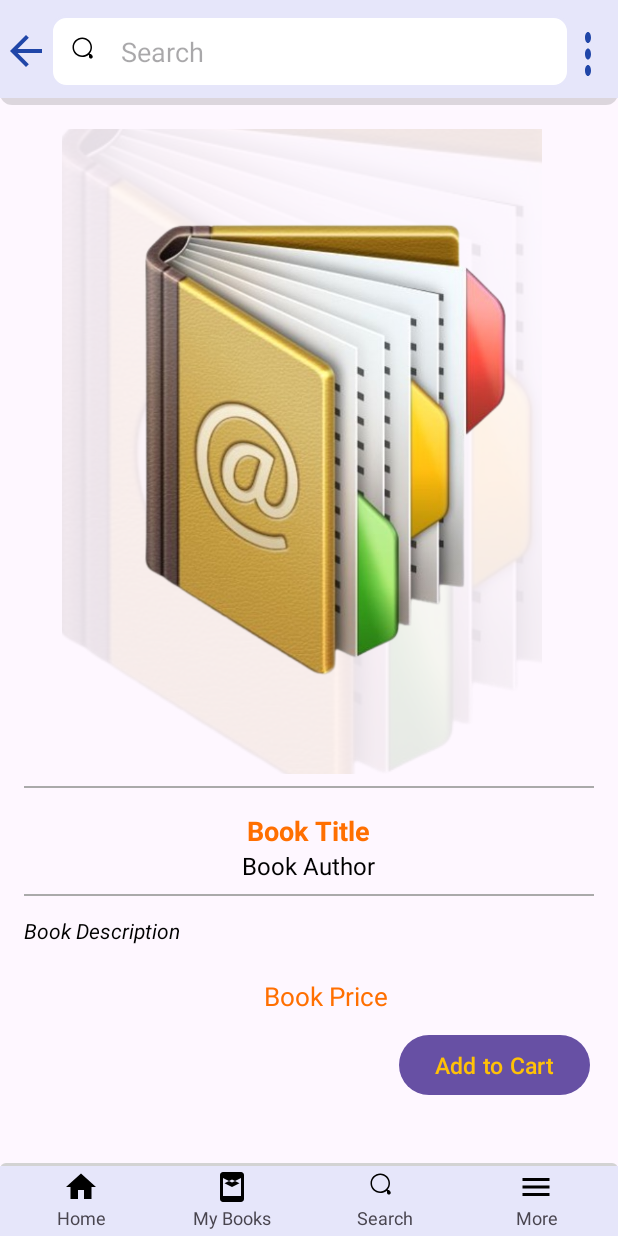
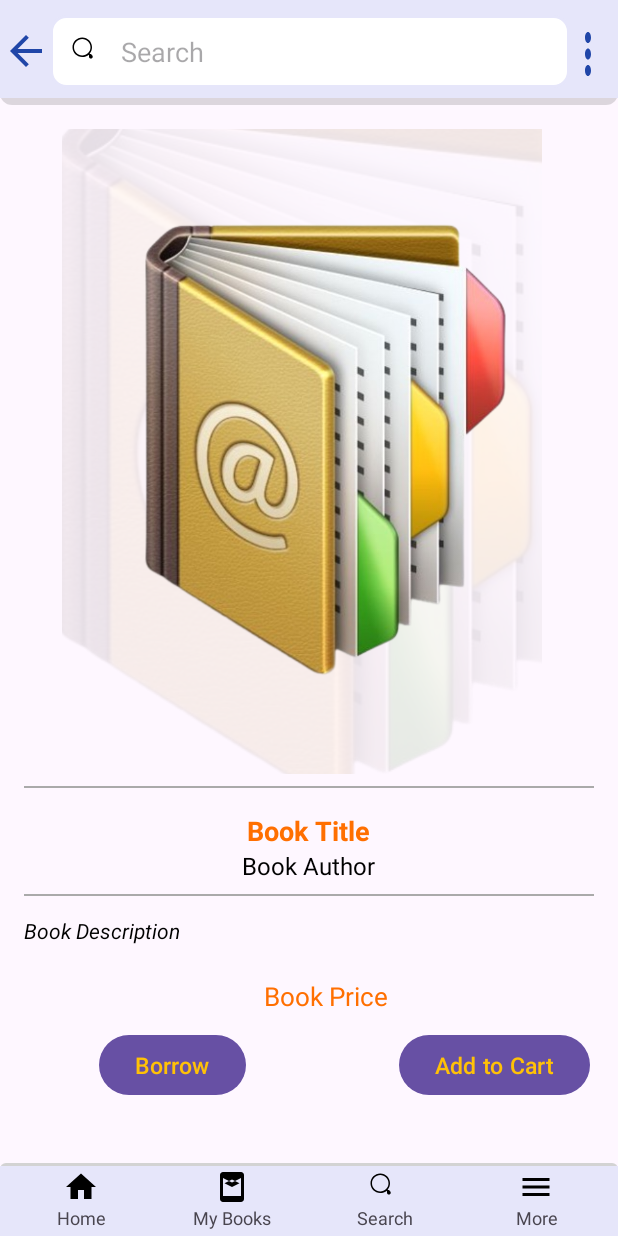
Before and after one commit to Cyprians-Mwanza/BookWorld, an Android app: the BookDetails screen opened directly, with no data from a screen before it, on a phone screen of 412 x 824 dp. Run offline under Robolectric (Android 15) with nearby library versions, the phone set to English and light mode, and no system bars; our stand-ins replace Firebase (no records; nobody signed in at launch, a user with empty details on screens opened directly), Picasso; pictures from the network do not load.

Commit message:
small changes on book details

```diff
--- a/app/src/main/java/com/example/bookworld/BookDetails.java
+++ b/app/src/main/java/com/example/bookworld/BookDetails.java
@@ -23,18 +23,6 @@ import java.util.Map;
 
 public class BookDetails extends AppCompatActivity {
 
-    private TextView titleTextView;
-    private TextView authorTextView;
-    private TextView descriptionTextView;
-    private TextView priceTextView;
-    private ImageView thumbnailImageView;
-
-    private Button addcartButton;
-    private ImageView backButton;
-    private ImageView threeDotsButton;
-
-    private FirebaseAuth mAuth;
-    private FirebaseFirestore db;
     private CollectionReference cartRef;
 
     @Override
@@ -43,21 +31,22 @@ public class BookDetails extends AppCompatActivity {
         setContentView(R.layout.activity_book_details);
 
         // Initialize Firebase components
-        mAuth = FirebaseAuth.getInstance();
-        db = FirebaseFirestore.getInstance();
+        FirebaseAuth mAuth = FirebaseAuth.getInstance();
+        FirebaseFirestore db = FirebaseFirestore.getInstance();
         FirebaseUser currentUser = mAuth.getCurrentUser();
         String userId = currentUser.getUid();
         cartRef = db.collection("users").document(userId).collection("cartItems");
 
         // Initialize views
-        titleTextView = findViewById(R.id.bookTitle);
-        authorTextView = findViewById(R.id.bookAuthor);
-        descriptionTextView = findViewById(R.id.bookDescription);
-        priceTextView = findViewById(R.id.bookPrice);
-        thumbnailImageView = findViewById(R.id.bookThumbnail);
-        addcartButton = findViewById(R.id.add_to_cart_button);
-        backButton = findViewById(R.id.backButton);
-        threeDotsButton = findViewById(R.id.three_dotButton);
+        TextView titleTextView = findViewById(R.id.bookTitle);
+        TextView authorTextView = findViewById(R.id.bookAuthor);
+        TextView descriptionTextView = findViewById(R.id.bookDescription);
+        TextView priceTextView = findViewById(R.id.bookPrice);
+        ImageView thumbnailImageView = findViewById(R.id.bookThumbnail);
+        Button addcartButton = findViewById(R.id.add_to_cart_button);
+        Button borrowButton = findViewById(R.id.borrowButton);
+        ImageView backButton = findViewById(R.id.backButton);
+        ImageView threeDotsButton = findViewById(R.id.three_dotButton);
 
         // Set back button click listener
         backButton.setOnClickListener(v -> finish());
@@ -68,6 +57,13 @@ public class BookDetails extends AppCompatActivity {
             Intent intent = new Intent(BookDetails.this, three_dots.class);
             startActivity(intent);
         });
+
+        borrowButton.setOnClickListener(v -> {
+            // Navigate to the "three dots" activity
+            Intent intent = new Intent(BookDetails.this, BorrowPage1.class);
+            startActivity(intent);
+        });
+
 
         // Retrieve book details from intent extras
         Bundle extras = getIntent().getExtras();
--- a/app/src/main/res/layout/activity_book_details.xml
+++ b/app/src/main/res/layout/activity_book_details.xml
@@ -142,6 +142,17 @@
                 android:layout_height="wrap_content"
                 android:text="Add to Cart"/>
 
+
+            <Button
+                android:layout_below="@+id/bookPrice"
+                android:layout_marginStart="50dp"
+                android:id="@+id/borrowButton"
+                android:layout_width="wrap_content"
+                android:textSize="15dp"
+                android:textColor="@color/amber"
+                android:layout_height="wrap_content"
+                android:text="Borrow"/>
+
         </RelativeLayout>
     </ScrollView>
 
```
Also changed, not shown: app/src/main/java/com/example/bookworld/ChapterList.java (added, +74 -0 lines), app/src/main/java/com/example/bookworld/FirestoreChapterExtractor.java (added, +61 -0 lines), app/src/main/java/com/example/bookworld/bookdata/ChapterAdapter.java (added, +60 -0 lines), app/src/main/res/layout/activity_borrow_page1.xml (added, +55 -0 lines), app/src/main/res/layout/activity_chapter_list.xml (added, +20 -0 lines).
